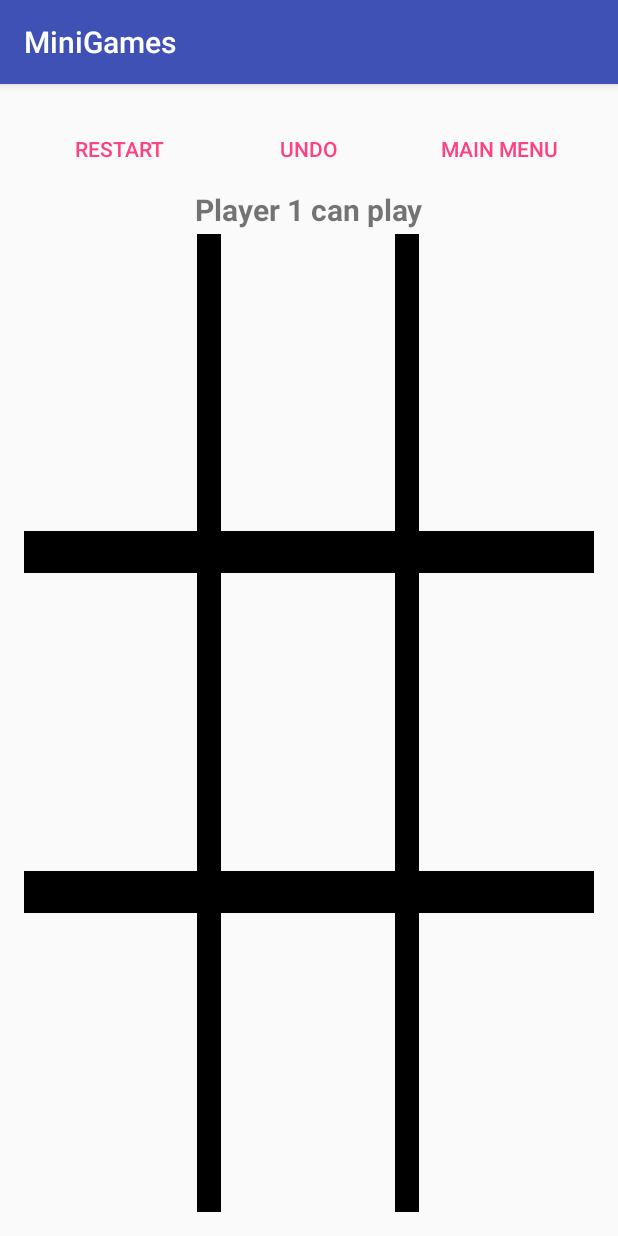
After one commit to punit-kulal/MiniGames, an Android app: the TicTacToe1P screen opened directly, with no data from a screen before it, on a phone screen of 412 x 824 dp. The commit adds this screen. Run offline under Robolectric (Android 15) with nearby library versions, the phone set to English and light mode, and no system bars.

Commit message:
First attempt at integrating ai

```diff
--- /dev/null
+++ b/app/src/main/java/com/example/android/minigames/TicTacToe1P.java
@@ -0,0 +1,14 @@
+package com.example.android.minigames;
+
+import android.os.Bundle;
+import android.support.v7.app.AppCompatActivity;
+
+public class TicTacToe1P extends AppCompatActivity {
+
+    @Override
+    protected void onCreate(Bundle savedInstanceState) {
+        super.onCreate(savedInstanceState);
+        setContentView(R.layout.tic_tac_toe1_p);
+    }
+
+}
--- /dev/null
+++ b/app/src/main/res/layout/tic_tac_toe1_p.xml
@@ -0,0 +1,200 @@
+<?xml version="1.0" encoding="utf-8"?>
+<RelativeLayout xmlns:android="http://schemas.android.com/apk/res/android"
+    xmlns:tools="http://schemas.android.com/tools"
+    android:id="@+id/activity_tic_tac_toe2_p"
+    android:layout_width="match_parent"
+    android:layout_height="match_parent"
+    android:paddingBottom="@dimen/activity_vertical_margin"
+    android:paddingLeft="@dimen/activity_horizontal_margin"
+    android:paddingRight="@dimen/activity_horizontal_margin"
+    android:paddingTop="@dimen/activity_vertical_margin"
+    tools:context="com.example.android.minigames.TicTacToe1P">
+    <LinearLayout
+        android:layout_width="match_parent"
+        android:layout_height="wrap_content"
+        android:orientation="vertical"
+        android:id="@+id/nongame">
+        <LinearLayout
+            android:layout_width="match_parent"
+            android:layout_height="wrap_content"
+            android:orientation="horizontal"
+            style="?android:attr/buttonBarStyle"
+            >
+            <Button
+                style="?android:attr/buttonBarButtonStyle"
+                android:layout_width="0dp"
+                android:layout_height="match_parent"
+                android:layout_weight="1"
+                android:padding="10dp"
+                android:text="@string/Restart"
+                android:onClick="restart"
+                />
+            <Button
+                style="?android:attr/buttonBarButtonStyle"
+                android:layout_width="0dp"
+                android:layout_height="match_parent"
+                android:layout_weight="1"
+                android:padding="10dp"
+                android:text="@string/Undo"
+                android:onClick="undo"
+                android:id="@+id/UNDO"/>
+            <Button
+                style="?android:attr/buttonBarButtonStyle"
+                android:layout_width="0dp"
+                android:layout_height="match_parent"
+                android:layout_weight="1"
+                android:padding="10dp"
+                android:text="@string/MainMenu"
+                android:onClick="mainMenu"/>
+        </LinearLayout>
+        <TextView
+            android:layout_width="wrap_content"
+            android:layout_height="30dp"
+            android:id="@+id/Player"
+            android:paddingBottom="3dp"
+            android:text="@string/player_1_can_play"
+            android:layout_gravity="center_horizontal"
+            android:fontFamily="sans-serif"
+            android:textStyle="bold"
+            android:textSize="20sp"/>
+    </LinearLayout>
+
+    <LinearLayout
+        android:layout_width="match_parent"
+        android:layout_height="match_parent"
+        android:orientation="vertical"
+        android:layout_below="@+id/nongame"
+        android:layout_alignParentStart="true"
+        >
+
+        <LinearLayout
+            android:layout_width="match_parent"
+            android:layout_height="0dp"
+            android:layout_weight="7">
+
+            <ImageView
+                android:id="@+id/one"
+                android:layout_width="0dp"
+                android:layout_height="match_parent"
+                android:layout_weight="7"
+                android:onClick="addMarker" />
+
+            <ImageView
+                android:layout_width="0dp"
+                android:layout_height="match_parent"
+                android:layout_weight="1"
+                android:background="@color/game1border" />
+
+            <ImageView
+                android:id="@+id/two"
+                android:layout_width="0dp"
+                android:layout_height="match_parent"
+                android:layout_weight="7"
+                android:onClick="addMarker" />
+
+            <ImageView
+                android:layout_width="0dp"
+                android:layout_height="match_parent"
+                android:layout_weight="1"
+                android:background="@color/game1border" />
+
+            <ImageView
+                android:id="@+id/three"
+                android:layout_width="0dp"
+                android:layout_height="match_parent"
+                android:layout_weight="7"
+                android:onClick="addMarker" />
+        </LinearLayout>
+
+        <ImageView
+            android:layout_width="match_parent"
+            android:layout_height="0dp"
+            android:layout_weight="1"
+            android:background="@color/game1border" />
+
+        <LinearLayout
+            android:layout_width="match_parent"
+            android:layout_height="0dp"
+            android:layout_weight="7">
+
+            <ImageView
+                android:id="@+id/four"
+                android:layout_width="0dp"
+                android:layout_height="match_parent"
+                android:layout_weight="7"
+                android:onClick="addMarker" />
+
+            <ImageView
+                android:layout_width="0dp"
+                android:layout_height="match_parent"
+                android:layout_weight="1"
+                android:background="@color/game1border" />
+
+            <ImageView
+                android:id="@+id/five"
+                android:layout_width="0dp"
+                android:layout_height="match_parent"
+                android:layout_weight="7"
+                android:onClick="addMarker" />
+
+            <ImageView
+                android:layout_width="0dp"
+                android:layout_height="match_parent"
+                android:layout_weight="1"
+                android:background="@color/game1border" />
+
+            <ImageView
+                android:id="@+id/six"
+                android:layout_width="0dp"
+                android:layout_height="match_parent"
+                android:layout_weight="7"
+                android:onClick="addMarker" />
+        </LinearLayout>
+
+        <ImageView
+            android:layout_width="match_parent"
+            android:layout_height="0dp"
+            android:layout_weight="1"
+            android:background="@color/game1border" />
+
+        <LinearLayout
+            android:layout_width="match_parent"
+            android:layout_height="0dp"
+            android:layout_weight="7">
+
+            <ImageView
+                android:id="@+id/seven"
+                android:layout_width="0dp"
+                android:layout_height="match_parent"
+                android:layout_weight="7"
+                android:onClick="addMarker" />
+
+            <ImageView
+                android:layout_width="0dp"
+                android:layout_height="match_parent"
+                android:layout_weight="1"
+                android:background="@color/game1border" />
+
+            <ImageView
+                android:id="@+id/eight"
+                android:layout_width="0dp"
+                android:layout_height="match_parent"
+                android:layout_weight="7"
+                android:onClick="addMarker" />
+
+            <ImageView
+                android:layout_width="0dp"
+                android:layout_height="match_parent"
+                android:layout_weight="1"
+                android:background="@color/game1border" />
+
+            <ImageView
+                android:id="@+id/nine"
+                android:layout_width="0dp"
+                android:layout_height="match_parent"
+                android:layout_weight="7"
+                android:onClick="addMarker" />
+        </LinearLayout>
+    </LinearLayout>
+
+</RelativeLayout>
--- a/app/src/main/res/values/strings.xml
+++ b/app/src/main/res/values/strings.xml
@@ -10,4 +10,8 @@
     <string name="play">\u0020 can play</string>
     <string name="draw">Game is a draw</string>
     <string name="player_1_can_play">Player 1 can play</string>
+    <string-array name="number_player_">
+        <item>1P</item>
+        <item>2P</item>
+    </string-array>
 </resources>
```
Also changed, not shown: app/src/main/AndroidManifest.xml (+4 -3 lines), app/src/main/java/com/example/android/minigames/MainActivity.java (+38 -3 lines), app/src/main/java/com/example/android/minigames/TicTacToe2P.java (renamed from app/src/main/java/com/example/android/minigames/Game1Activity.java, +33 -9 lines), app/src/main/java/com/example/android/minigames/TicTacToeAI.java (added, +185 -0 lines), app/src/main/res/layout/activity_main.xml (+15 -4 lines), app/src/main/res/layout/tic_tac_toe2_p.xml (renamed from app/src/main/res/layout/activity_game1.xml, +6 -3 lines).
